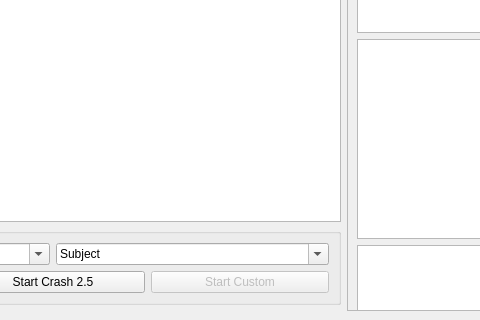
The window that mainwindow.ui (ahunt/incolata) describes before a commit, drawn with Qt 5; both pictures show x 244 to 724 and y 480 to 800 of the 1000 by 800 pixel window.
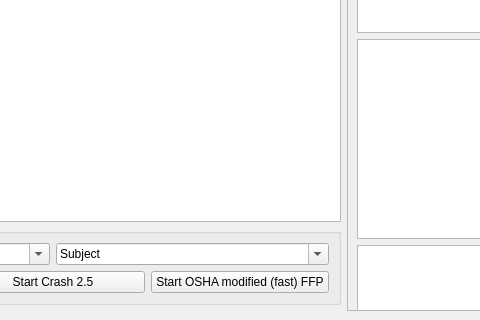
The same window after the commit. Icons and pictures are not drawn. Custom widgets are drawn as their Qt base class.

Commit message:
Wire up the different test protocols (and add fast-OSHA button)
The quick-start buttons need to be made customisable... some day. In the
meantime, this is good enough.

Diff of the .ui file:
```diff
--- a/mainwindow.ui
+++ b/mainwindow.ui
@@ -272,11 +272,11 @@
          </item>
          <item row="1" column="4" colspan="2">
           <widget class="QPushButton" name="startTest3">
-           <property name="enabled">
-            <bool>false</bool>
-           </property>
            <property name="text">
-            <string>Start Custom</string>
+            <string>Start OSHA modified (fast) FFP</string>
+           </property>
+           <property name="default">
+            <bool>false</bool>
            </property>
           </widget>
          </item>
```
The commit also changes 1 other file.
